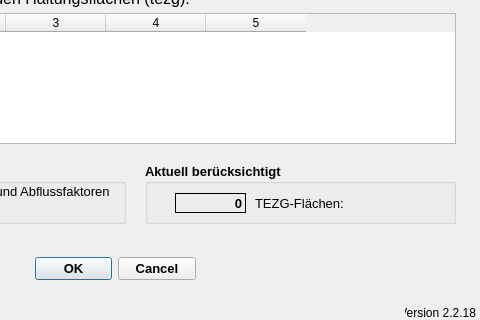
hoettges/QKan, file qkan/createunbeffl/application_dialog_base.ui: the form before one commit; both pictures show x 215 to 695 and y 127 to 447 of the 695 by 447 pixel window.
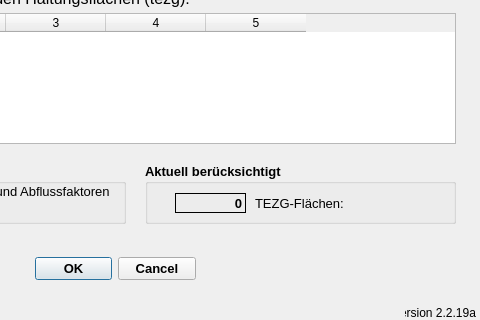
The form after the commit.

What changed in the file:
```diff
--- a/qkan/createunbeffl/application_dialog_base.ui
+++ b/qkan/createunbeffl/application_dialog_base.ui
@@ -139,7 +139,7 @@
     <string>Version QKan Import</string>
    </property>
    <property name="text">
-    <string>Version 2.2.18</string>
+    <string>Version 2.2.19a</string>
    </property>
    <property name="alignment">
     <set>Qt::AlignRight|Qt::AlignTrailing|Qt::AlignVCenter</set>
```
